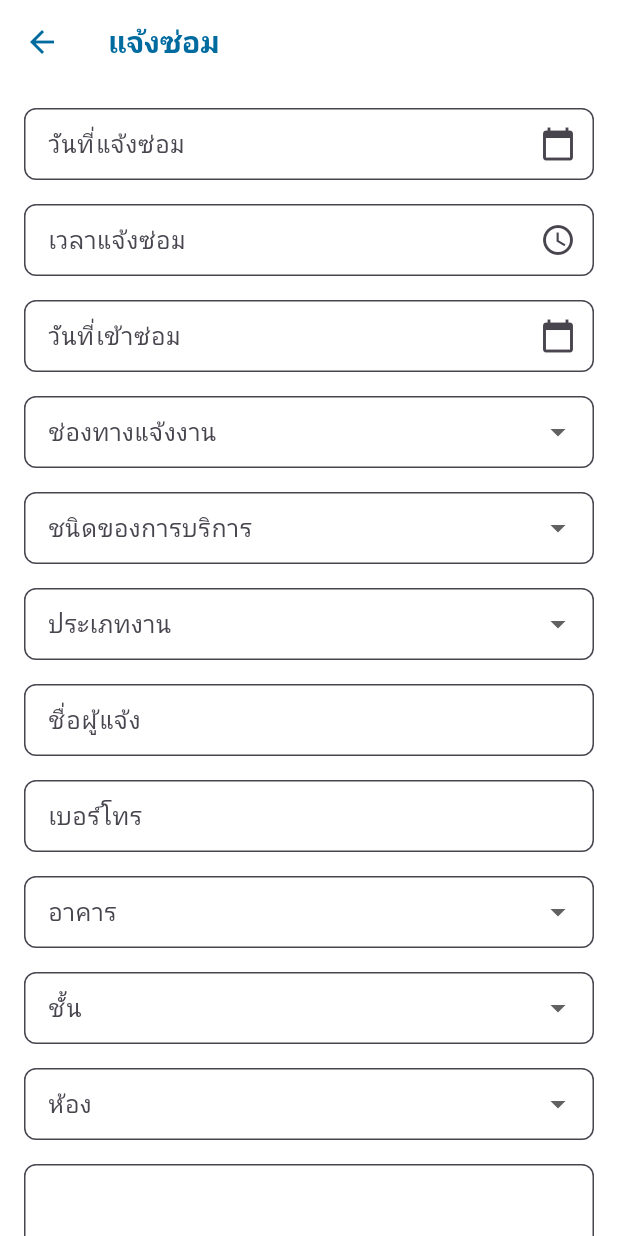
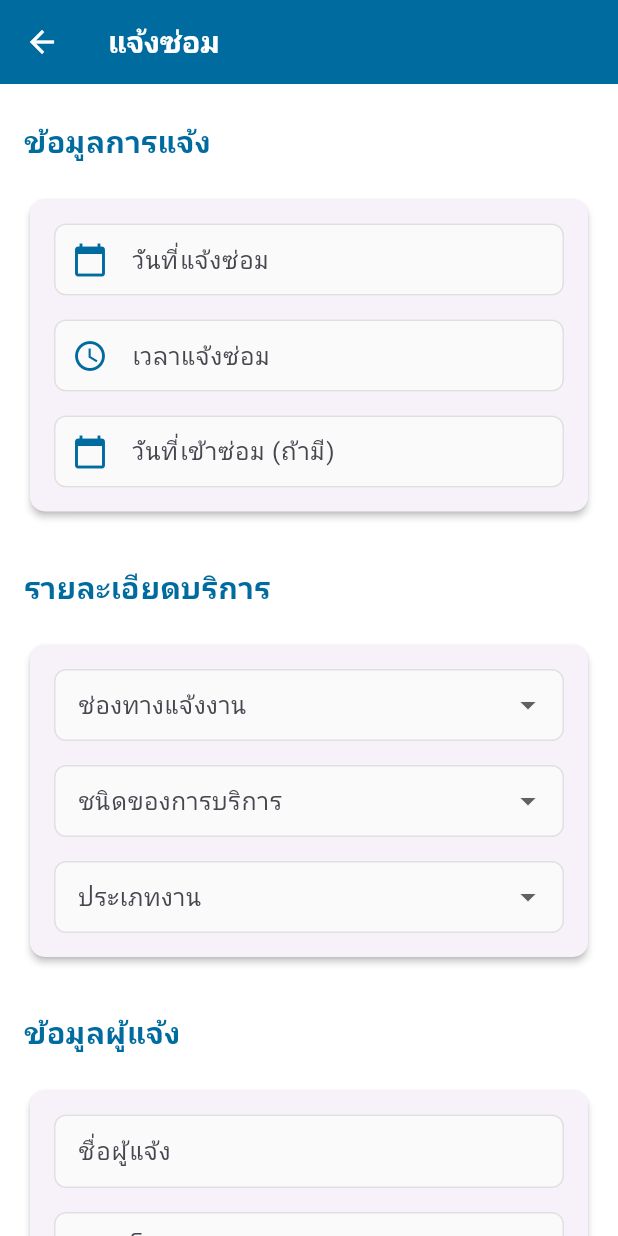
Before and after one commit to kitsune2355/Easy-pro, a Flutter app: the RepairScreen screen opened directly, on a phone screen of 412 x 824 dp. Run offline on Flutter 3.47's test engine with Material 3 defaults, Android fonts, the light colour scheme and no system bars; our stand-ins replace google_fonts, image_picker; Roboto replaces fonts that are missing (Prompt).

Commit message:
Improvement UI repair screen

```diff
--- a/lib/screens/home_screen.dart
+++ b/lib/screens/home_screen.dart
@@ -378,7 +378,7 @@ class HomeScreen extends StatelessWidget {
                 child: Text(
                   'ดูทั้งหมด',
                   style: TextStyle(
-                    color: Colors.blue[800],
+                    color: Colors.grey[500],
                     fontWeight: FontWeight.bold,
                     fontSize: 15,
                   ),
--- a/lib/screens/repair_screen.dart
+++ b/lib/screens/repair_screen.dart
@@ -1,8 +1,8 @@
 import 'package:flutter/material.dart';
 import 'package:image_picker/image_picker.dart';
-import 'dart:io'; // Import for File operations
-import 'package:intl/intl.dart'; // Import for date formatting
-import 'package:intl/date_symbol_data_local.dart'; // Import for locale-specific date symbols
+import 'dart:io';
+import 'package:intl/intl.dart';
+import 'package:intl/date_symbol_data_local.dart';
 
 class RepairScreen extends StatefulWidget {
   const RepairScreen({super.key});
@@ -14,12 +14,12 @@ class RepairScreen extends StatefulWidget {
 class _RepairScreenState extends State<RepairScreen> {
   final _formKey = GlobalKey<FormState>();
 
-  // Controllers
-  final _nameController = TextEditingController();
-  final _phoneController = TextEditingController();
-  final _problemDetailController = TextEditingController();
+  // MARK: - Controllers
+  final TextEditingController _nameController = TextEditingController();
+  final TextEditingController _phoneController = TextEditingController();
+  final TextEditingController _problemDetailController = TextEditingController();
 
-  // Fields
+  // MARK: - Form Data Fields
   DateTime? _reportDate;
   TimeOfDay? _reportTime;
   DateTime? _repairDate;
@@ -31,27 +31,40 @@ class _RepairScreenState extends State<RepairScreen> {
   String? _room;
   XFile? _image;
 
-  // Sample dropdown values
-  final _channels = ['โทรศัพท์', 'แอปพลิเคชัน', 'หน้าเคาน์เตอร์'];
-  final _services = ['ซ่อมแซม', 'ติดตั้ง'];
-  final _jobs = ['ไฟฟ้า', 'ประปา', 'ทั่วไป'];
-  final _buildings = ['A', 'B', 'C'];
-  final _floors = ['1', '2', '3'];
-  final _rooms = ['101', '102', '103'];
+  // MARK: - Dropdown Data Sources
+  static const List<String> _channels = ['โทรศัพท์', 'แอปพลิเคชัน', 'หน้าเคาน์เตอร์'];
+  static const List<String> _services = ['ซ่อมแซม', 'ติดตั้ง'];
+  static const List<String> _jobs = ['ไฟฟ้า', 'ประปา', 'ทั่วไป'];
+  static const List<String> _buildings = ['A', 'B', 'C'];
+  static const List<String> _floors = ['1', '2', '3', '4', '5'];
+  static const List<String> _rooms = ['101', '102', '103', '201', '202'];
 
   @override
   void initState() {
     super.initState();
-    // Initialize date symbols for Thai locale
-    initializeDateFormatting('th', null).then((_) {
+    _initializeThaiDateFormatting();
+  }
+
+  Future<void> _initializeThaiDateFormatting() async {
+    // Ensure Thai locale data is loaded for date formatting
+    await initializeDateFormatting('th', null);
     setState(() {
-        // You might want to set initial dates/times here if needed
-      });
+      // Rebuild widget tree after locale data is loaded if needed
     });
   }
 
+  @override
+  void dispose() {
+    // Dispose controllers to prevent memory leaks
+    _nameController.dispose();
+    _phoneController.dispose();
+    _problemDetailController.dispose();
+    super.dispose();
+  }
+
+  /// Handles date picking and updates the relevant state variable.
   Future<void> _pickDate(BuildContext context, void Function(DateTime) onPicked) async {
-    final date = await showDatePicker(
+    final DateTime? pickedDate = await showDatePicker(
       context: context,
       initialDate: DateTime.now(),
       firstDate: DateTime(2020),
@@ -60,13 +73,13 @@ class _RepairScreenState extends State<RepairScreen> {
         return Theme(
           data: ThemeData.light().copyWith(
             colorScheme: ColorScheme.light(
-              primary: Theme.of(context).primaryColor, // Header background color
-              onPrimary: Colors.white, // Header text color
-              onSurface: Colors.black, // Body text color
+              primary: Theme.of(context).primaryColor,
+              onPrimary: Colors.white,
+              onSurface: Colors.black,
             ),
             textButtonTheme: TextButtonThemeData(
               style: TextButton.styleFrom(
-                foregroundColor: Theme.of(context).primaryColor, // Button text color
+                foregroundColor: Theme.of(context).primaryColor,
               ),
             ),
           ),
@@ -74,156 +87,57 @@ class _RepairScreenState extends State<RepairScreen> {
         );
       },
     );
-    if (date != null) onPicked(date);
+    if (pickedDate != null) {
+      onPicked(pickedDate);
+    }
   }
 
+  /// Handles time picking and updates the _reportTime state variable.
   Future<void> _pickTime(BuildContext context) async {
-    final time = await showTimePicker(
+    final TimeOfDay? pickedTime = await showTimePicker(
       context: context,
       initialTime: TimeOfDay.now(),
       builder: (context, child) {
         return Theme(
           data: ThemeData.light().copyWith(
             colorScheme: ColorScheme.light(
-              primary: Theme.of(context).primaryColor, // Header background color
-              onPrimary: Colors.white, // Header text color
-              onSurface: Colors.black, // Body text color
+              primary: Theme.of(context).primaryColor,
+              onPrimary: Colors.white,
+              onSurface: Colors.black,
             ),
             textButtonTheme: TextButtonThemeData(
               style: TextButton.styleFrom(
-                foregroundColor: Theme.of(context).primaryColor, // Button text color
+                foregroundColor: Theme.of(context).primaryColor,
               ),
             ),
           ),
-          child: MediaQuery( // Wrap with MediaQuery to ensure 24-hour format can be applied
+          child: MediaQuery(
             data: MediaQuery.of(context).copyWith(alwaysUse24HourFormat: true),
             child: child!,
           ),
         );
       },
     );
-    if (time != null) setState(() => _reportTime = time);
+    if (pickedTime != null) {
+      setState(() => _reportTime = pickedTime);
+    }
   }
 
+  /// Handles image picking from the gallery and updates the _image state variable.
   Future<void> _pickImage() async {
     final ImagePicker picker = ImagePicker();
-    final pickedFile = await picker.pickImage(source: ImageSource.gallery);
-    if (pickedFile != null) setState(() => _image = pickedFile);
+    final XFile? pickedFile = await picker.pickImage(source: ImageSource.gallery);
+    if (pickedFile != null) {
+      setState(() => _image = pickedFile);
+    }
   }
 
-  @override
-  void dispose() {
-    _nameController.dispose();
-    _phoneController.dispose();
-    _problemDetailController.dispose();
-    super.dispose();
-  }
-
-  @override
-  Widget build(BuildContext context) {
-    return Scaffold(
-      appBar: AppBar(
-        title: const Text('แจ้งซ่อม'),
-        backgroundColor: Colors.white,
-        foregroundColor: Theme.of(context).primaryColor,
-      ),
-      body: SingleChildScrollView(
-        padding: const EdgeInsets.all(16),
-        child: Form(
-          key: _formKey,
-          child: Column(
-            children: [
-              _buildDateField('วันที่แจ้งซ่อม', _reportDate, (val) => setState(() => _reportDate = val)),
-              const SizedBox(height: 16),
-              _buildTimeField('เวลาแจ้งซ่อม'),
-              const SizedBox(height: 16),
-              _buildDateField('วันที่เข้าซ่อม', _repairDate, (val) => setState(() => _repairDate = val)),
-              const SizedBox(height: 16),
-
-              _buildDropdown('ช่องทางแจ้งงาน', _reportChannel, _channels, (val) => setState(() => _reportChannel = val)),
-              const SizedBox(height: 16),
-              _buildDropdown('ชนิดของการบริการ', _serviceType, _services, (val) => setState(() => _serviceType = val)),
-              const SizedBox(height: 16),
-              _buildDropdown('ประเภทงาน', _jobType, _jobs, (val) => setState(() => _jobType = val)),
-              const SizedBox(height: 16),
-
-              _buildTextField('ชื่อผู้แจ้ง', _nameController),
-              const SizedBox(height: 16),
-              _buildTextField('เบอร์โทร', _phoneController, keyboardType: TextInputType.phone),
-              const SizedBox(height: 16),
-
-              _buildDropdown('อาคาร', _building, _buildings, (val) => setState(() => _building = val)),
-              const SizedBox(height: 16),
-              _buildDropdown('ชั้น', _floor, _floors, (val) => setState(() => _floor = val)),
-              const SizedBox(height: 16),
-              _buildDropdown('ห้อง', _room, _rooms, (val) => setState(() => _room = val)),
-              const SizedBox(height: 16),
-
-              TextFormField(
-                controller: _problemDetailController,
-                maxLines: 4, // Increased maxLines for more detail
-                decoration: InputDecoration(
-                  labelText: 'รายละเอียดของปัญหา',
-                  hintText: 'กรุณากรอกรายละเอียดของปัญหาที่พบ',
-                  border: OutlineInputBorder(
-                    borderRadius: BorderRadius.circular(8.0),
-                  ),
-                  filled: true,
-                  fillColor: Colors.white,
-                  contentPadding: const EdgeInsets.symmetric(vertical: 12, horizontal: 12),
-                ),
-                validator: (value) => value == null || value.isEmpty ? 'กรุณากรอกรายละเอียดของปัญหา' : null,
-              ),
-
-              const SizedBox(height: 24), // More space before image picker
-              Column(
-                children: [
-                  ElevatedButton.icon(
-                    icon: const Icon(Icons.camera_alt),
-                    label: Text(_image == null ? 'แนบรูปประกอบ' : 'เปลี่ยนรูป'),
-                    onPressed: _pickImage,
-                    style: ElevatedButton.styleFrom(
-                      minimumSize: const Size.fromHeight(50), // Make button full width
-                      shape: RoundedRectangleBorder(
-                        borderRadius: BorderRadius.circular(8.0),
-                      ),
-                      padding: const EdgeInsets.symmetric(vertical: 12),
-                    ),
-                  ),
-                  if (_image != null) ...[
-                    const SizedBox(height: 12),
-                    Text('รูปภาพที่เลือก: ${_image!.name}', style: TextStyle(color: Colors.grey.shade600)),
-                    const SizedBox(height: 8),
-                    // Display a small thumbnail or placeholder
-                    Container(
-                      width: 100,
-                      height: 100,
-                      decoration: BoxDecoration(
-                        borderRadius: BorderRadius.circular(8.0),
-                        border: Border.all(color: Colors.grey.shade300),
-                      ),
-                      child: ClipRRect(
-                        borderRadius: BorderRadius.circular(8.0),
-                        child: Image.file(
-                          File(_image!.path),
-                          fit: BoxFit.cover,
-                          errorBuilder: (context, error, stackTrace) =>
-                              const Icon(Icons.broken_image, size: 50, color: Colors.grey),
-                        ),
-                      ),
-                    ),
-                  ],
-                ],
-              ),
-
-              const SizedBox(height: 32), // More space before submit button
-              ElevatedButton(
-                onPressed: () {
+  /// Submits the form data after validation.
+  void _submitForm() {
     if (_formKey.currentState!.validate()) {
-                    // Collect all data
-                    final formData = {
+      final Map<String, dynamic> formData = {
         'reportDate': _reportDate != null ? DateFormat('yyyy-MM-dd').format(_reportDate!) : null,
-                      'reportTime': _reportTime != null ? '${_reportTime!.hour.toString().padLeft(2, '0')}:${_reportTime!.minute.toString().padLeft(2, '0')}' : null,
+        'reportTime': _reportTime != null ? _formatTimeOfDay(_reportTime!) : null,
         'repairDate': _repairDate != null ? DateFormat('yyyy-MM-dd').format(_repairDate!) : null,
         'reportChannel': _reportChannel,
         'serviceType': _serviceType,
@@ -236,7 +150,7 @@ class _RepairScreenState extends State<RepairScreen> {
         'problemDetail': _problemDetailController.text,
         'imagePath': _image?.path,
       };
-                    print(formData); // For debugging: print form data
+      print(formData); // For debugging purposes
 
       ScaffoldMessenger.of(context).showSnackBar(
         const SnackBar(
@@ -244,8 +158,7 @@ class _RepairScreenState extends State<RepairScreen> {
           backgroundColor: Colors.green,
         ),
       );
-                    // In a real application, you would send this data to a backend.
-                    // Example: API call, database save, etc.
+      // In a real application, you would typically send this data to a backend API.
     } else {
       ScaffoldMessenger.of(context).showSnackBar(
         const SnackBar(
@@ -254,19 +167,88 @@ class _RepairScreenState extends State<RepairScreen> {
         ),
       );
     }
-                },
-                style: ElevatedButton.styleFrom(
+  }
+
+  /// Formats TimeOfDay to a HH:mm string.
+  String _formatTimeOfDay(TimeOfDay time) {
+    return '${time.hour.toString().padLeft(2, '0')}:${time.minute.toString().padLeft(2, '0')}';
+  }
+
+  @override
+  Widget build(BuildContext context) {
+    return Scaffold(
+      appBar: AppBar(
+        title: const Text('แจ้งซ่อม'),
         backgroundColor: Theme.of(context).primaryColor,
         foregroundColor: Colors.white,
-                  minimumSize: const Size.fromHeight(55), // Make button full width and slightly taller
-                  shape: RoundedRectangleBorder(
-                    borderRadius: BorderRadius.circular(10.0), // Rounded corners
+        elevation: 0,
       ),
-                  elevation: 5, // Add shadow
-                  textStyle: const TextStyle(fontSize: 18, fontWeight: FontWeight.bold),
-                ),
-                child: const Text('ส่งแจ้งซ่อม'),
-              ),
+      body: SingleChildScrollView(
+        padding: const EdgeInsets.all(16),
+        child: Form(
+          key: _formKey,
+          child: Column(
+            crossAxisAlignment: CrossAxisAlignment.start,
+            children: [
+              _buildSectionHeader('ข้อมูลการแจ้ง'),
+              const SizedBox(height: 12),
+              _buildCardSection([
+                _buildDateField('วันที่แจ้งซ่อม', _reportDate, (val) => setState(() => _reportDate = val)),
+                const SizedBox(height: 16),
+                _buildTimeField('เวลาแจ้งซ่อม'),
+                const SizedBox(height: 16),
+                _buildDateField('วันที่เข้าซ่อม (ถ้ามี)', _repairDate, (val) => setState(() => _repairDate = val)),
+              ]),
+              const SizedBox(height: 24),
+
+              _buildSectionHeader('รายละเอียดบริการ'),
+              const SizedBox(height: 12),
+              _buildCardSection([
+                _buildDropdown('ช่องทางแจ้งงาน', _reportChannel, _channels, (val) => setState(() => _reportChannel = val)),
+                const SizedBox(height: 16),
+                _buildDropdown('ชนิดของการบริการ', _serviceType, _services, (val) => setState(() => _serviceType = val)),
+                const SizedBox(height: 16),
+                _buildDropdown('ประเภทงาน', _jobType, _jobs, (val) => setState(() => _jobType = val)),
+              ]),
+              const SizedBox(height: 24),
+
+              _buildSectionHeader('ข้อมูลผู้แจ้ง'),
+              const SizedBox(height: 12),
+              _buildCardSection([
+                _buildTextField('ชื่อผู้แจ้ง', _nameController, hintText: 'กรุณากรอกชื่อ-นามสกุล'),
+                const SizedBox(height: 16),
+                _buildTextField('เบอร์โทร', _phoneController, keyboardType: TextInputType.phone, hintText: 'เช่น 0812345678'),
+              ]),
+              const SizedBox(height: 24),
+
+              _buildSectionHeader('สถานที่'),
+              const SizedBox(height: 12),
+              _buildCardSection([
+                _buildDropdown('อาคาร', _building, _buildings, (val) => setState(() => _building = val)),
+                const SizedBox(height: 16),
+                _buildDropdown('ชั้น', _floor, _floors, (val) => setState(() => _floor = val)),
+                const SizedBox(height: 16),
+                _buildDropdown('ห้อง', _room, _rooms, (val) => setState(() => _room = val)),
+              ]),
+              const SizedBox(height: 24),
+
+              _buildSectionHeader('รายละเอียดปัญหา'),
+              const SizedBox(height: 12),
+              _buildCardSection([
+                _buildProblemDetailField(),
+                const SizedBox(height: 24),
+                _buildImagePicker(),
+                if (_image != null) ...[
+                  const SizedBox(height: 12),
+                  Text('รูปภาพที่เลือก: ${_image!.name}', style: TextStyle(color: Colors.grey.shade600)),
+                  const SizedBox(height: 8),
+                  _buildImagePreview(),
+                ],
+              ]),
+
+              const SizedBox(height: 32),
+
+              _buildSubmitButton(),
             ],
           ),
         ),
@@ -274,80 +256,175 @@ class _RepairScreenState extends State<RepairScreen> {
     );
   }
 
-  Widget _buildTextField(String label, TextEditingController controller, {TextInputType? keyboardType}) {
+  // MARK: - Reusable Widget Builders
+
+  /// Builds a standard text input field.
+  Widget _buildTextField(String label, TextEditingController controller, {TextInputType? keyboardType, String? hintText}) {
     return TextFormField(
       controller: controller,
       keyboardType: keyboardType,
-      decoration: InputDecoration(
-        labelText: label,
-        border: OutlineInputBorder(
-          borderRadius: BorderRadius.circular(8.0),
-        ),
-        filled: true,
-        fillColor: Colors.white,
-        contentPadding: const EdgeInsets.symmetric(vertical: 12, horizontal: 12),
-      ),
+      decoration: _buildInputDecoration(label, hintText: hintText),
       validator: (value) => value == null || value.isEmpty ? 'กรุณากรอก $label' : null,
     );
   }
 
+  /// Builds a standard dropdown input field.
   Widget _buildDropdown(String label, String? value, List<String> items, void Function(String?) onChanged) {
     return DropdownButtonFormField<String>(
       value: value,
-      decoration: InputDecoration(
-        labelText: label,
-        border: OutlineInputBorder(
-          borderRadius: BorderRadius.circular(8.0),
-        ),
-        filled: true,
-        fillColor: Colors.white,
-        contentPadding: const EdgeInsets.symmetric(vertical: 12, horizontal: 12),
-      ),
+      decoration: _buildInputDecoration(label),
       items: items.map((e) => DropdownMenuItem(value: e, child: Text(e))).toList(),
       onChanged: onChanged,
       validator: (value) => value == null ? 'กรุณาเลือก $label' : null,
     );
   }
 
+  /// Builds a date input field with a date picker.
   Widget _buildDateField(String label, DateTime? value, void Function(DateTime) onPicked) {
     return TextFormField(
       readOnly: true,
       controller: TextEditingController(
-        text: value == null ? '' : DateFormat('d MMMM y', 'th').format(value), // Thai date format
+        text: value == null ? '' : DateFormat('d MMMM y', 'th').format(value),
       ),
-      decoration: InputDecoration(
-        labelText: label,
-        border: OutlineInputBorder(
-          borderRadius: BorderRadius.circular(8.0),
-        ),
-        filled: true,
-        fillColor: Colors.white,
-        suffixIcon: const Icon(Icons.calendar_today),
-        contentPadding: const EdgeInsets.symmetric(vertical: 12, horizontal: 12),
-      ),
+      decoration: _buildInputDecoration(label, prefixIcon: Icon(Icons.calendar_today, color: Theme.of(context).primaryColor)),
       onTap: () => _pickDate(context, onPicked),
       validator: (val) => value == null ? 'กรุณาเลือก $label' : null,
     );
   }
 
+  /// Builds a time input field with a time picker.
   Widget _buildTimeField(String label) {
     return TextFormField(
       readOnly: true,
       controller: TextEditingController(
-        text: _reportTime == null ? '' : DateFormat('HH:mm').format(DateTime(2023, 1, 1, _reportTime!.hour, _reportTime!.minute)), // 24-hour format
+        text: _reportTime == null ? '' : _formatTimeOfDay(_reportTime!),
       ),
-      decoration: InputDecoration(
-        labelText: label,
-        border: OutlineInputBorder(
-          borderRadius: BorderRadius.circular(8.0),
-        ),
-        filled: true,
-        fillColor: Colors.white,
-        suffixIcon: const Icon(Icons.access_time),
-        contentPadding: const EdgeInsets.symmetric(vertical: 12, horizontal: 12),
-      ),
+      decoration: _buildInputDecoration(label, prefixIcon: Icon(Icons.access_time, color: Theme.of(context).primaryColor)),
       onTap: () => _pickTime(context),
       validator: (val) => _reportTime == null ? 'กรุณาเลือก $label' : null,
     );
   }
+
+  /// Builds the problem detail text area.
+  Widget _buildProblemDetailField() {
+    return TextFormField(
+      controller: _problemDetailController,
+      maxLines: 5,
+      decoration: _buildInputDecoration(
+        'รายละเอียดของปัญหา',
+        hintText: 'โปรดอธิบายปัญหาที่พบอย่างละเอียด เช่น แอร์ไม่เย็น, ก๊อกน้ำรั่ว, ไฟฟ้าดับ',
+      ),
+      validator: (value) => value == null || value.isEmpty ? 'กรุณากรอกรายละเอียดของปัญหา' : null,
+    );
   }
+
+  /// Builds the image picker button.
+  Widget _buildImagePicker() {
+    return ElevatedButton.icon(
+      icon: const Icon(Icons.camera_alt),
+      label: Text(_image == null ? 'แนบรูปภาพประกอบ (ถ้ามี)' : 'เปลี่ยนรูปภาพ'),
+      onPressed: _pickImage,
+      style: ElevatedButton.styleFrom(
+        minimumSize: const Size.fromHeight(50),
+        shape: RoundedRectangleBorder(
+          borderRadius: BorderRadius.circular(8.0),
+        ),
+        padding: const EdgeInsets.symmetric(vertical: 12),
+        backgroundColor: Theme.of(context).colorScheme.secondary,
+        foregroundColor: Colors.white,
+      ),
+    );
+  }
+
+  /// Builds the image preview thumbnail.
+  Widget _buildImagePreview() {
+    return Container(
+      width: 120,
+      height: 120,
+      decoration: BoxDecoration(
+        borderRadius: BorderRadius.circular(8.0),
+        border: Border.all(color: Colors.grey.shade300),
+      ),
+      child: ClipRRect(
+        borderRadius: BorderRadius.circular(8.0),
+        child: Image.file(
+          File(_image!.path),
+          fit: BoxFit.cover,
+          errorBuilder: (context, error, stackTrace) =>
+              const Icon(Icons.broken_image, size: 60, color: Colors.grey),
+        ),
+      ),
+    );
+  }
+
+  /// Builds the submit button.
+  Widget _buildSubmitButton() {
+    return ElevatedButton(
+      onPressed: _submitForm,
+      style: ElevatedButton.styleFrom(
+        backgroundColor: Theme.of(context).primaryColor,
+        foregroundColor: Colors.white,
+        minimumSize: const Size.fromHeight(55),
+        shape: RoundedRectangleBorder(
+          borderRadius: BorderRadius.circular(10.0),
+        ),
+        elevation: 5,
+        textStyle: const TextStyle(fontSize: 18, fontWeight: FontWeight.bold),
+      ),
+      child: const Text('ส่งแจ้งซ่อม'),
+    );
+  }
+
+  /// Builds a common InputDecoration for text fields and dropdowns.
+  InputDecoration _buildInputDecoration(String label, {String? hintText, Widget? prefixIcon}) {
+    return InputDecoration(
+      labelText: label,
+      hintText: hintText,
+      prefixIcon: prefixIcon,
+      border: OutlineInputBorder(
+        borderRadius: BorderRadius.circular(8.0),
+        borderSide: BorderSide(color: Colors.grey.shade400),
+      ),
+      enabledBorder: OutlineInputBorder(
+        borderRadius: BorderRadius.circular(8.0),
+        borderSide: BorderSide(color: Colors.grey.shade300),
+      ),
+      focusedBorder: OutlineInputBorder(
+        borderRadius: BorderRadius.circular(8.0),
+        borderSide: BorderSide(color: Theme.of(context).primaryColor, width: 2),
+      ),
+      filled: true,
+      fillColor: Colors.grey[50],
+      contentPadding: const EdgeInsets.symmetric(vertical: 12, horizontal: 12),
+    );
+  }
+
+  /// Builds a card section with a list of children.
+  Widget _buildCardSection(List<Widget> children) {
+    return Card(
+      elevation: 2,
+      shape: RoundedRectangleBorder(borderRadius: BorderRadius.circular(10)),
+      child: Padding(
+        padding: const EdgeInsets.all(16.0),
+        child: Column(
+          children: children,
+        ),
+      ),
+    );
+  }
+
+  /// Builds a section header text.
+  Widget _buildSectionHeader(String title) {
+    return Padding(
+      padding: const EdgeInsets.symmetric(vertical: 8.0),
+      child: Text(
+        title,
+        style: TextStyle(
+          fontSize: 20,
+          fontWeight: FontWeight.bold,
+          color: Theme.of(context).primaryColor,
+        ),
+      ),
+    );
+  }
+}
```
Lines whose indentation alone changed are shown as unchanged.
